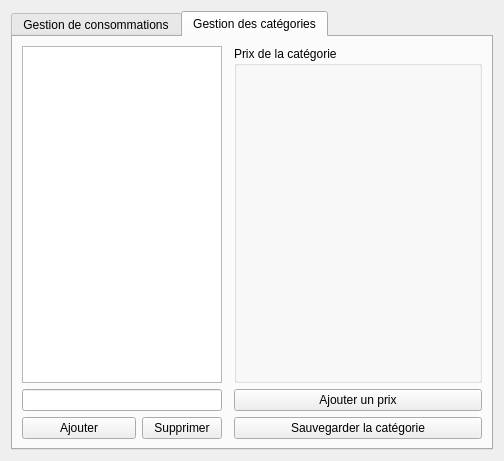
Before: the Qt Designer form application/ui/consumptionmanagment.ui in nils-van-zuijlen/Enibar, drawn with Qt 5.
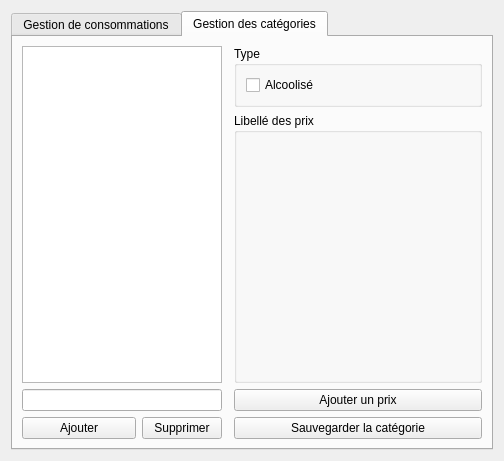
After: the same form once the commit is applied. The open tabs and pages were chosen to show the change. Custom widgets are drawn as their Qt base class.

Commit message: Add alcoholic checkbox

```diff
--- a/application/ui/consumptionmanagment.ui
+++ b/application/ui/consumptionmanagment.ui
@@ -26,7 +26,7 @@
       <enum>QTabWidget::Rounded</enum>
      </property>
      <property name="currentIndex">
-      <number>0</number>
+      <number>1</number>
      </property>
      <property name="documentMode">
       <bool>false</bool>
@@ -207,21 +207,21 @@
        <string>Gestion des catégories</string>
       </attribute>
       <layout class="QGridLayout" name="gridLayout_3">
-       <item row="4" column="2">
+       <item row="5" column="2">
         <widget class="QPushButton" name="button_cat_save">
          <property name="text">
           <string>Sauvegarder la catégorie</string>
          </property>
         </widget>
        </item>
-       <item row="3" column="2">
+       <item row="4" column="2">
         <widget class="QPushButton" name="button_cat_price">
          <property name="text">
           <string>Ajouter un prix</string>
          </property>
         </widget>
        </item>
-       <item row="0" column="2" rowspan="3">
+       <item row="1" column="2" rowspan="3">
         <widget class="CategoryPrices" name="category_prices">
          <property name="sizePolicy">
           <sizepolicy hsizetype="Expanding" vsizetype="Preferred">
@@ -236,7 +236,7 @@
           </size>
          </property>
          <property name="title">
-          <string>Prix de la catégorie</string>
+          <string>Libellé des prix</string>
          </property>
          <layout class="QVBoxLayout" name="verticalLayout">
           <property name="spacing">
@@ -270,7 +270,7 @@
          </layout>
         </widget>
        </item>
-       <item row="4" column="0">
+       <item row="5" column="0">
         <widget class="QWidget" name="widget" native="true">
          <property name="minimumSize">
           <size>
@@ -362,7 +362,7 @@
          </layout>
         </widget>
        </item>
-       <item row="3" column="0">
+       <item row="4" column="0">
         <widget class="QLineEdit" name="input_cat">
          <property name="sizePolicy">
           <sizepolicy hsizetype="Expanding" vsizetype="Fixed">
@@ -390,7 +390,7 @@
          </property>
         </widget>
        </item>
-       <item row="0" column="0" rowspan="3" colspan="2">
+       <item row="0" column="0" rowspan="4" colspan="2">
         <widget class="CategoryList" name="categories">
          <property name="sizePolicy">
           <sizepolicy hsizetype="Maximum" vsizetype="Expanding">
@@ -415,6 +415,43 @@
          </property>
         </widget>
        </item>
+       <item row="0" column="2">
+        <widget class="QGroupBox" name="category_type">
+         <property name="sizePolicy">
+          <sizepolicy hsizetype="Minimum" vsizetype="Maximum">
+           <horstretch>0</horstretch>
+           <verstretch>0</verstretch>
+          </sizepolicy>
+         </property>
+         <property name="title">
+          <string>Type</string>
+         </property>
+         <layout class="QVBoxLayout" name="verticalLayout_3">
+          <property name="spacing">
+           <number>0</number>
+          </property>
+          <property name="leftMargin">
+           <number>9</number>
+          </property>
+          <property name="topMargin">
+           <number>9</number>
+          </property>
+          <property name="rightMargin">
+           <number>9</number>
+          </property>
+          <property name="bottomMargin">
+           <number>9</number>
+          </property>
+          <item>
+           <widget class="QCheckBox" name="checkbox_alcoholic">
+            <property name="text">
+             <string>Alcoolisé</string>
+            </property>
+           </widget>
+          </item>
+         </layout>
+        </widget>
+       </item>
       </layout>
      </widget>
     </widget>
```
The commit also changes 4 other files.
